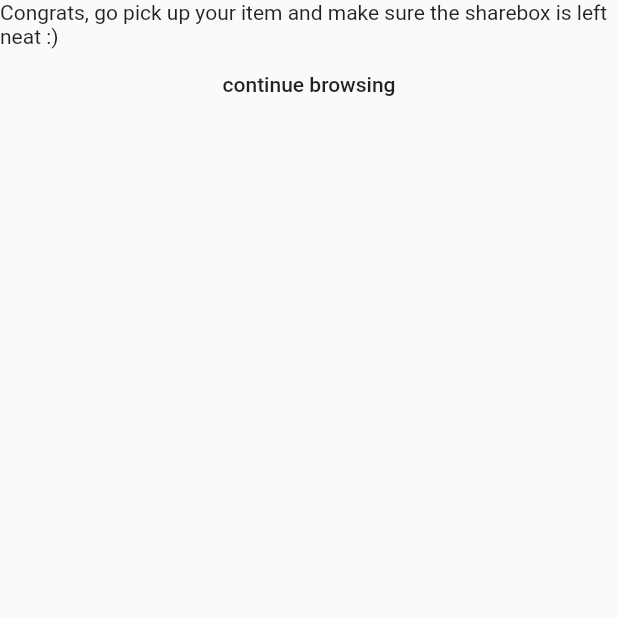
After one commit to emmalopezcode/sharebox, a Flutter app: the Temp screen opened by its route, on a phone screen of 412 x 824 dp, the top half of it. The commit adds this screen. Run offline on Flutter 3.47's test engine with Material 2 defaults, Android fonts, the phone set to English and light mode, and no system bars; our stand-ins replace cloud_firestore, flare_flutter, flutter_spinkit, google_fonts, image_cropper, image_picker and 2 more; missing offline and left inert: flutter_animation_set; accounts and stored records are empty.

```diff
--- a/lib/main.dart
+++ b/lib/main.dart
@@ -5,6 +5,7 @@ import 'package:share_box/pages/wishlist.dart';
 import 'package:share_box/pages/search.dart';
 import 'package:share_box/pages/upload.dart';
 import 'package:share_box/pages/text_details.dart';
+import 'package:share_box/pages/temp.dart';
 
 void main() {
   runApp(app);
@@ -19,5 +20,6 @@ MaterialApp app = MaterialApp(
     '/upload': (context) => Upload(),
     '/wishlist': (context) => Wishlist(),
     '/text_details': (context) => TextDetails(),
+    '/temp':(context) => Temp(),
   },
 );
--- a/lib/pages/home.dart
+++ b/lib/pages/home.dart
@@ -63,7 +63,6 @@ class _HomeState extends State<Home> {
         elevation: 0,
       ),
       body: tabs[_currentIndex],
-      floatingActionButton: FloatingActionButton(onPressed: (){pinkPop=Colors.red;},),
       bottomNavigationBar: BottomNavigationBar(
         type: BottomNavigationBarType.fixed,
         items: navBar,
--- /dev/null
+++ b/lib/pages/temp.dart
@@ -0,0 +1,22 @@
+import 'package:flutter/material.dart';
+
+class Temp extends StatelessWidget {
+  @override
+  Widget build(BuildContext context) {
+    return Scaffold(
+      body: Container(
+        child: Column(
+          children: [
+            Text('Congrats, go pick up your item and make sure the sharebox is left neat :)',),
+            FlatButton(
+              child: Text('continue browsing'),
+              onPressed: () {
+                Navigator.popAndPushNamed(context, '/home');
+              },
+            ),
+          ],
+        ),
+      ),
+    );
+  }
+}
--- a/pubspec.yaml
+++ b/pubspec.yaml
@@ -41,6 +41,9 @@ dev_dependencies:
   cloud_firestore: ^0.13.6
   flutter_spinkit: ^4.1.2+1
   google_fonts: ^1.1.0
+  flutter_animation_set: ^0.0.4
+  flare_flutter: ^2.0.6
+
 
 
 
@@ -57,7 +60,7 @@ flutter:
 
   # To add assets to your application, add an assets section, like this:
   assets:
-    - assets/
+    - assets/like_heart.flr
 
   #   - images/a_dot_ham.jpeg
 
--- a/todo.txt
+++ b/todo.txt
@@ -2,27 +2,29 @@
 NEEDS
 --------------------------------
 test on ios
-    - create a developer account with apple, link and try flutter build ios
-make a shitload of practice data
-have a way to take it out of the database
-    -open up a pop up or another page, say "are you sure" (dont take things out if you arent taking it out)
+    - link and try flutter build ios
+    - test the double tap functionality
 implement the share feature
+better icons
 a query as a browse (essentially if they select in brooks you just show them that stuff)
+debug the popping issue
+make the final upload prettier - all around
 
 
 WANTS
 -----------------------------
+if an item is removed remove from favorites
 refactor the shit out of upload.dart
 clothing and house filters
 clothing filter animation
     -size
 put the size if its clothing into the upload section
+put the isbn if books or something like that, author, version
 search [and theres a lot: algolia, a few ui panels]
 figure out the camera
 clean up wishlist codebase
 add dark and light mode
     -extract the color info from the shared prefs json info
-highlight house that is publishing the most
 when you remove send me an email??
 slide transition from upload to home
 icon like the gram instead of the nasty sharebox text for app bar
```
Also changed, not shown: lib/pages/browse.dart (+67 -13 lines), lib/widgets/browse_tile.dart (+57 -13 lines), pubspec.lock, 1 other file.
